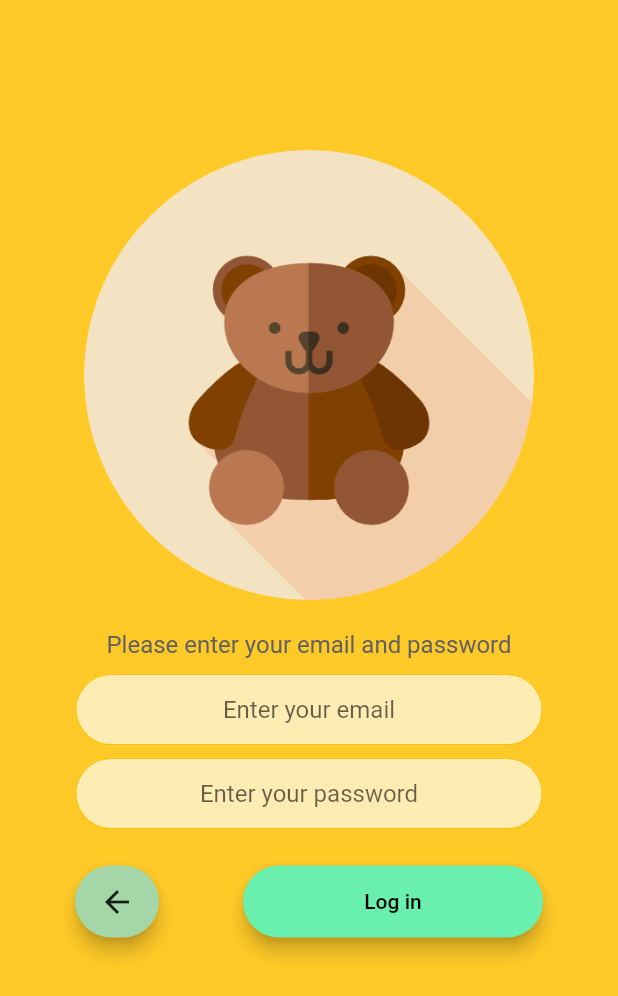
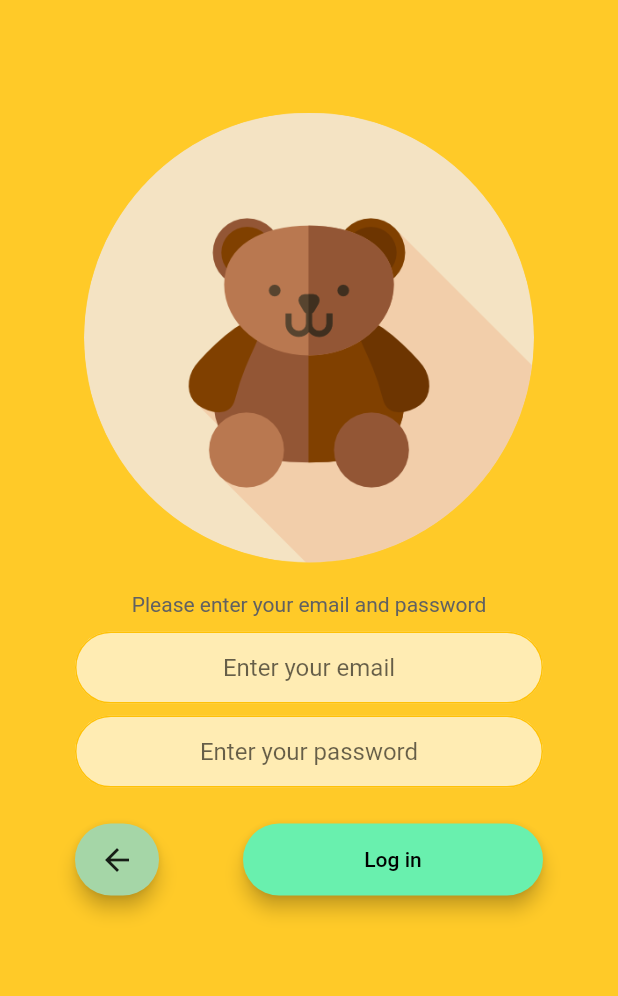
Before and after one commit to ddnan228/toys_home, a Flutter app: the screen it shows after launch, after a tap on "Log in", on a phone screen of 412 x 824 dp. Shown: the top 996 px of the screen. Run offline on Flutter 3.47's test engine with Material 2 defaults, Android fonts, the phone set to English and light mode, and no system bars; our stand-ins replace cloud_firestore, firebase_auth, firebase_storage, flutter_local_notifications, flutter_native_image, image_picker and 1 more; missing offline and left inert: a package; accounts and stored records are empty.

Commit message:
update notification function v2

```diff
--- a/lib/pages/log_in_page.dart
+++ b/lib/pages/log_in_page.dart
@@ -39,7 +39,7 @@ class _LoginPageState extends State<LoginPage> {
 
                 children: <Widget>[
                   SizedBox(
-                    height: 100.0,
+                    height: 75.0,
                   ),
                   Center(
                     child: Hero(
@@ -61,7 +61,7 @@ class _LoginPageState extends State<LoginPage> {
                         message,
                         style: TextStyle(
                           color: Colors.grey[700],
-                          fontSize: 16.0,
+                          fontSize: 14.0,
                         ),
                       ),
                     ),
--- a/lib/pages/post_page.dart
+++ b/lib/pages/post_page.dart
@@ -117,7 +117,7 @@ class _PostPageState extends State<PostPage> {
               ),
             ),
             SizedBox(
-              height: 20.0,
+              height: 8.0,
             ),
             Padding(
               padding: EdgeInsets.fromLTRB(20.0, 0, 20.0, 0),
@@ -152,7 +152,7 @@ class _PostPageState extends State<PostPage> {
               ),
             ),
             SizedBox(
-              height: 20.0,
+              height: 8.0,
             ),
             Padding(
               padding: const EdgeInsets.fromLTRB(20.0, 0, 20.0, 0),
@@ -168,7 +168,7 @@ class _PostPageState extends State<PostPage> {
               ),
             ),
             SizedBox(
-              height: 10.0,
+              height: 8.0,
             ),
             Row(
               children: <Widget>[
--- a/lib/pages/register_page.dart
+++ b/lib/pages/register_page.dart
@@ -36,7 +36,7 @@ class _RegisterPageState extends State<RegisterPage> {
 
                 children: <Widget>[
                   SizedBox(
-                    height: 100.0,
+                    height: 75.0,
                   ),
                   Center(
                     child: Hero(
--- a/lib/pages/user_profile.dart
+++ b/lib/pages/user_profile.dart
@@ -153,7 +153,7 @@ class _UserProfileState extends State<UserProfile> {
                 ),
             ),
             SizedBox(
-              height: 200.0,
+              height: 20.0,
             ),
             Padding(
               padding: const EdgeInsets.all(40.0),
--- a/pubspec.yaml
+++ b/pubspec.yaml
@@ -42,6 +42,9 @@ flutter:
     - family: IndieFlower
       fonts:
         - asset: fonts/IndieFlower-Regular.ttf
+    - family: Acme
+      fonts:
+        - asset: fonts/Acme-Regular.ttf
 
   # To add assets to your application, add an assets section, like this:
   # assets:
```
Also changed, not shown: lib/components/post_box.dart (+8 -4 lines), lib/pages/post_detail.dart (+24 -15 lines), fonts/Acme-Regular.ttf (added), 6 other files.
